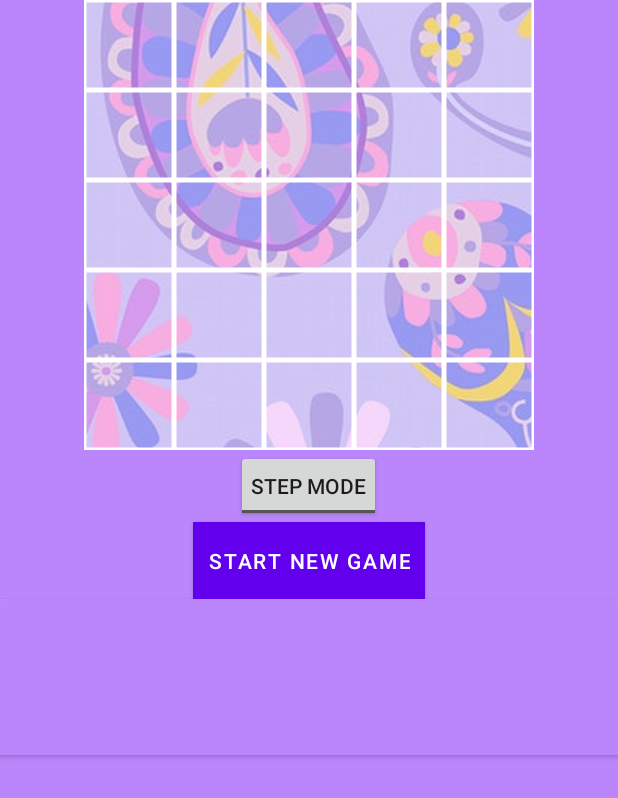
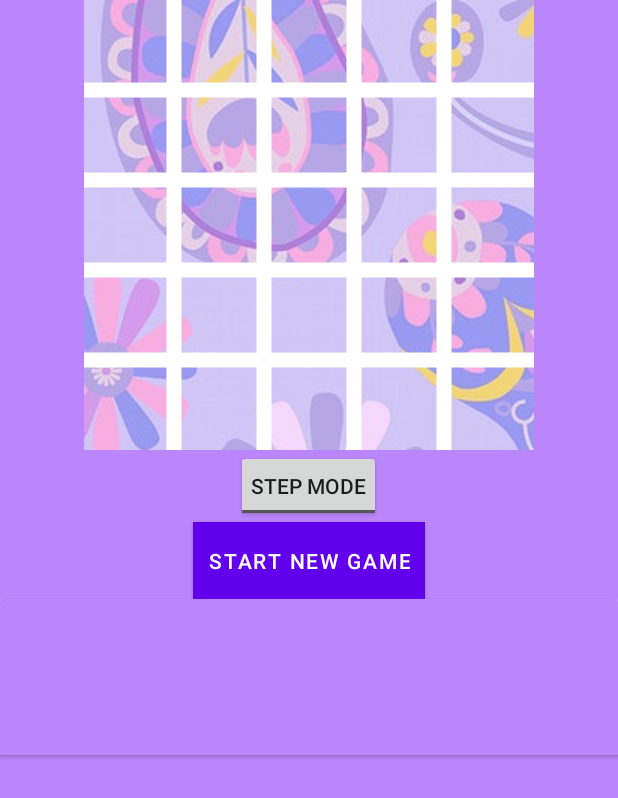
Before and after one commit to annguyen9461/androidProjects, an Android app: the layout activity_main.xml on its own in the app's theme, with its tools: preview values and no code run, on a phone screen of 412 x 824 dp. Shown: the top 798 px of the screen. Run offline under Robolectric (Android 15) with nearby library versions, the phone set to English and light mode, and no system bars.

Commit message:
cleaner UI

```diff
--- a/MineSweeper/app/src/main/java/hu/ait/minesweeper/MineSweeperView.kt
+++ b/MineSweeper/app/src/main/java/hu/ait/minesweeper/MineSweeperView.kt
@@ -35,7 +35,7 @@ class MineSweeperView(context: Context?, attrs: AttributeSet?) : View(context, a
         paintLine = Paint()
         paintLine.color = Color.WHITE
         paintLine.style = Paint.Style.STROKE
-        paintLine.strokeWidth = 5f
+        paintLine.strokeWidth = 15f
 
         paintText = Paint()
         paintText.textSize = 70f
@@ -69,7 +69,7 @@ class MineSweeperView(context: Context?, attrs: AttributeSet?) : View(context, a
 
     private fun drawGameArea(canvas: Canvas) {
         // border
-        canvas.drawRect(0f, 0f, width.toFloat(), height.toFloat(), paintLine)
+//        canvas.drawRect(0f, 0f, width.toFloat(), height.toFloat(), paintLine)
 
         // four horizontal lines
         for (i in 1..4) {
```
